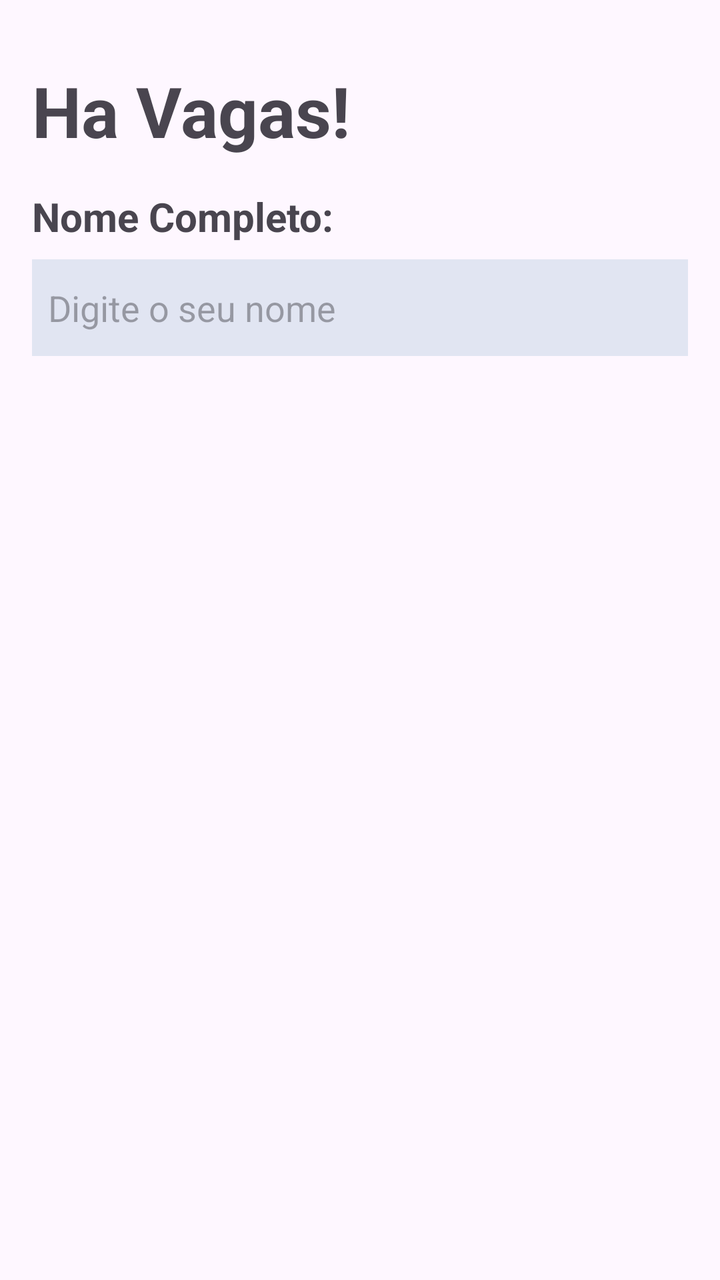
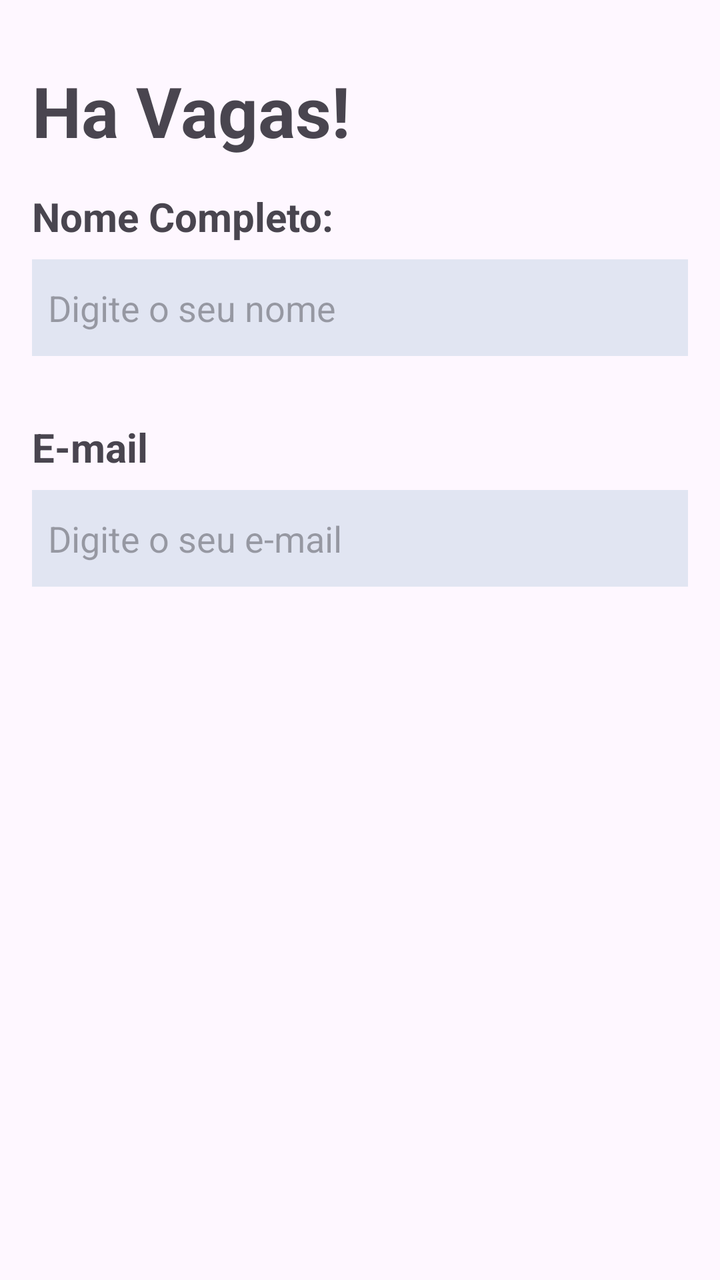

Two renders of the same Android screen: before a commit and after it. Below are the layout's source before the change and the commit's diff.
<!-- AndroidManifest.xml: application theme Theme.HaVagas -->
<!-- res/layout/activity_main.xml -->
<?xml version="1.0" encoding="utf-8"?>
<ScrollView
    xmlns:tools="http://schemas.android.com/tools"
    xmlns:android="http://schemas.android.com/apk/res/android"
    xmlns:app="http://schemas.android.com/apk/res-auto"

    android:layout_width="match_parent"
    android:layout_height="match_parent">
    <androidx.constraintlayout.widget.ConstraintLayout
        android:id="@+id/main"

        tools:context=".MainActivity"

        android:paddingVertical="32dp"
        android:paddingHorizontal="16dp"

        android:layout_width="match_parent"
        android:layout_height="wrap_content">

        <TextView
            android:id="@+id/ha_vagas_tv"

            android:text="@string/title"

            android:textSize="35sp"
            android:textStyle="bold"


            android:layout_width="match_parent"
            android:layout_height="wrap_content"

            app:layout_constraintEnd_toEndOf="parent"
            app:layout_constraintTop_toTopOf="parent"
            app:layout_constraintStart_toStartOf="parent"/>

        <LinearLayout
            android:paddingVertical="16dp"

            android:layout_width="match_parent"
            android:layout_height="wrap_content"

            android:orientation="vertical"

            app:layout_constraintEnd_toEndOf="parent"
            app:layout_constraintStart_toStartOf="parent"
            app:layout_constraintTop_toBottomOf="@id/ha_vagas_tv">

            <TextView
                android:id="@+id/name_tv"

                android:text="@string/full_name"

                android:textSize="20sp"
                android:textStyle="bold"

                android:layout_width="match_parent"
                android:layout_height="wrap_content" />

            <Space
                android:layout_width="match_parent"
                android:layout_height="8dp" />

            <EditText
                android:id="@+id/nameEt"

                android:hint="Digite o seu nome"

                android:background="@color/background_input"

                android:paddingVertical="12dp"
                android:paddingHorizontal="8dp"

                android:layout_width="match_parent"
                android:layout_height="wrap_content"/>
        </LinearLayout>


    </androidx.constraintlayout.widget.ConstraintLayout>

</ScrollView>
<!-- resources referenced by this layout -->
<resources>
  <color name="background_input">#e1e5f2</color>
  <string name="full_name">Nome Completo:</string>
  <string name="title">Ha Vagas!</string>
  <style name="Theme.HaVagas" parent="Base.Theme.HaVagas" />
  <style name="Base.Theme.HaVagas" parent="Theme.Material3.DayNight.NoActionBar">
          
          
      </style>
</resources>

<!-- the commit's change to res/layout/activity_main.xml (unified diff, before → after) -->
@@ -34,6 +34,7 @@
             app:layout_constraintStart_toStartOf="parent"/>
 
         <LinearLayout
+            android:id="@+id/name_ll"
             android:paddingVertical="16dp"
 
             android:layout_width="match_parent"
@@ -65,6 +66,51 @@
 
                 android:hint="Digite o seu nome"
 
+                android:inputType="textPersonName"
+
+                android:background="@color/background_input"
+
+                android:paddingVertical="12dp"
+                android:paddingHorizontal="8dp"
+
+                android:layout_width="match_parent"
+                android:layout_height="wrap_content"/>
+        </LinearLayout>
+
+        <LinearLayout
+            android:paddingVertical="16dp"
+
+            android:layout_width="match_parent"
+            android:layout_height="wrap_content"
+
+            android:orientation="vertical"
+
+            app:layout_constraintEnd_toEndOf="parent"
+            app:layout_constraintStart_toStartOf="parent"
+            app:layout_constraintTop_toBottomOf="@id/name_ll">
+
+            <TextView
+                android:id="@+id/email_tv"
+
+                android:text="@string/e_mail"
+
+                android:textSize="20sp"
+                android:textStyle="bold"
+
+                android:layout_width="match_parent"
+                android:layout_height="wrap_content" />
+
+            <Space
+                android:layout_width="match_parent"
+                android:layout_height="8dp" />
+
+            <EditText
+                android:id="@+id/emailEt"
+
+                android:hint="Digite o seu e-mail"
+
+                android:inputType="textEmailAddress"
+
                 android:background="@color/background_input"
 
                 android:paddingVertical="12dp"
<!-- resource entries referenced after the edit -->
@@ -1,6 +1,7 @@
 <!-- resources referenced by this layout -->
 <resources>
   <color name="background_input">#e1e5f2</color>
+  <string name="e_mail">E-mail</string>
   <string name="full_name">Nome Completo:</string>
   <string name="title">Ha Vagas!</string>
   <style name="Theme.HaVagas" parent="Base.Theme.HaVagas" />
